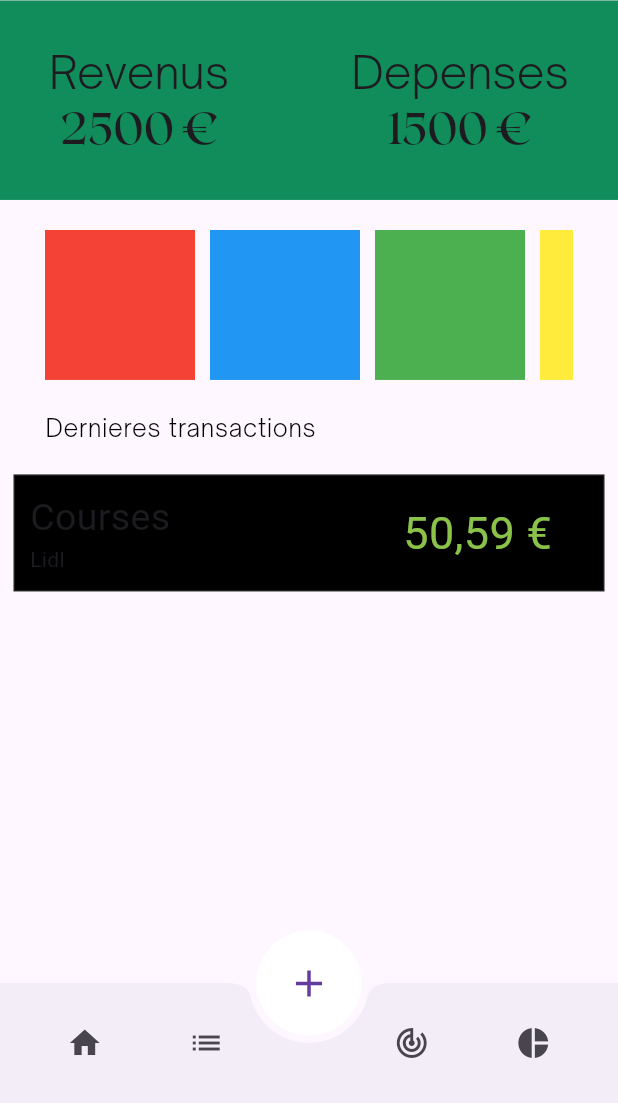
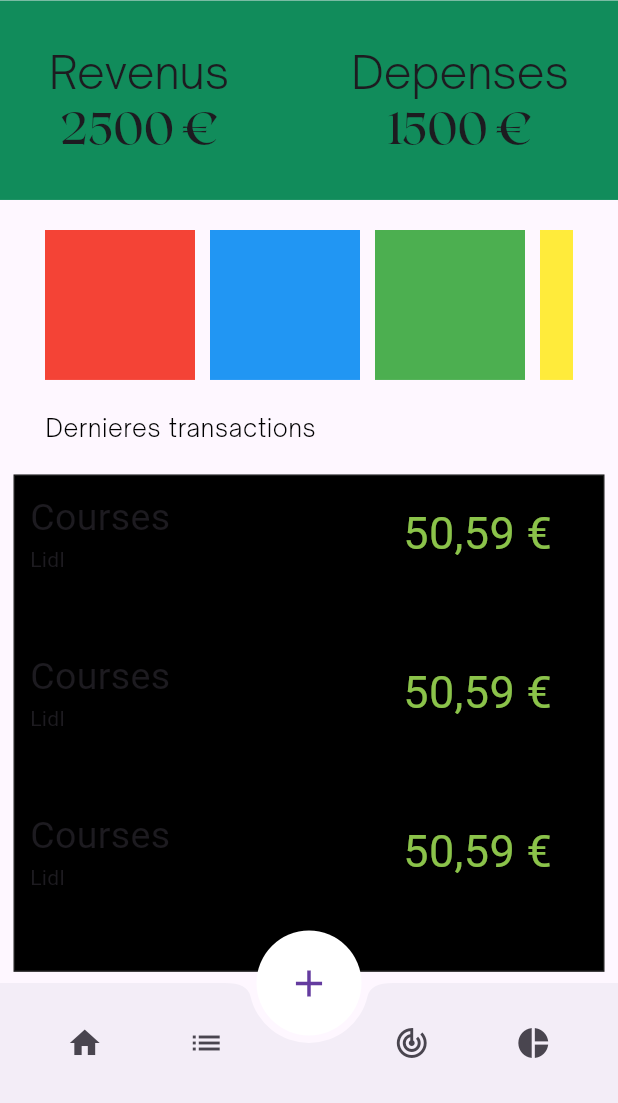
Before and after one commit to sikadali/stack_my_money_app, a Flutter app: the screen it shows after launch, on a phone screen of 412 x 824 dp, the part 133-1236 px from its top. Run offline on Flutter 3.47's test engine with Material 3 defaults, Android fonts, the phone set to English and light mode, and no system bars; our stand-ins replace liquid_swipe, smooth_page_indicator.

Commit message:
homePage - debut contenu

```diff
--- a/lib/src/features/home/home_screen.dart
+++ b/lib/src/features/home/home_screen.dart
@@ -16,7 +16,7 @@ class HomeScreen extends StatelessWidget {
     double screenHeight = mediaQuery.size.height;
     double screenWidth = mediaQuery.size.width;
 
-    List items = <Widget>[
+    List<Widget> items = <Widget>[
       Container(width: 100, color: Colors.red),
       Container(width: 100, color: Colors.blue),
       Container(width: 100, color: Colors.green),
@@ -27,6 +27,111 @@ class HomeScreen extends StatelessWidget {
       Container(width: 100, color: Colors.green),
       Container(width: 100, color: Colors.yellow),
       Container(width: 100, color: Colors.orange),
+    ];
+
+    List<Widget> transactions = <Widget>[
+      Row(
+        mainAxisAlignment: MainAxisAlignment.spaceBetween,
+        children: [
+          Column(
+              crossAxisAlignment: CrossAxisAlignment.start,
+              children: [Text("Courses", style: TextStyle(fontSize: 25)), Text("Lidl")]),
+          Row(
+            children: [
+              Text(
+                "50,59 €",
+                style: TextStyle(fontSize: 30, color: Colors.lightGreen),
+              ),
+              Icon(Icons.star_border),
+            ],
+          )
+        ],
+      ),
+      Row(
+        mainAxisAlignment: MainAxisAlignment.spaceBetween,
+        children: [
+          Column(
+              crossAxisAlignment: CrossAxisAlignment.start,
+              children: [Text("Courses", style: TextStyle(fontSize: 25)), Text("Lidl")]),
+          Row(
+            children: [
+              Text(
+                "50,59 €",
+                style: TextStyle(fontSize: 30, color: Colors.lightGreen),
+              ),
+              Icon(Icons.star_border),
+            ],
+          )
+        ],
+      ),
+      Row(
+        mainAxisAlignment: MainAxisAlignment.spaceBetween,
+        children: [
+          Column(
+              crossAxisAlignment: CrossAxisAlignment.start,
+              children: [Text("Courses", style: TextStyle(fontSize: 25)), Text("Lidl")]),
+          Row(
+            children: [
+              Text(
+                "50,59 €",
+                style: TextStyle(fontSize: 30, color: Colors.lightGreen),
+              ),
+              Icon(Icons.star_border),
+            ],
+          )
+        ],
+      ),
+      Row(
+        mainAxisAlignment: MainAxisAlignment.spaceBetween,
+        children: [
+          Column(
+              crossAxisAlignment: CrossAxisAlignment.start,
+              children: [Text("Courses", style: TextStyle(fontSize: 25)), Text("Lidl")]),
+          Row(
+            children: [
+              Text(
+                "50,59 €",
+                style: TextStyle(fontSize: 30, color: Colors.lightGreen),
+              ),
+              Icon(Icons.star_border),
+            ],
+          )
+        ],
+      ),
+      Row(
+        mainAxisAlignment: MainAxisAlignment.spaceBetween,
+        children: [
+          Column(
+              crossAxisAlignment: CrossAxisAlignment.start,
+              children: [Text("Courses", style: TextStyle(fontSize: 25)), Text("Lidl")]),
+          Row(
+            children: [
+              Text(
+                "50,59 €",
+                style: TextStyle(fontSize: 30, color: Colors.lightGreen),
+              ),
+              Icon(Icons.star_border),
+            ],
+          )
+        ],
+      ),
+      Row(
+        mainAxisAlignment: MainAxisAlignment.spaceBetween,
+        children: [
+          Column(
+              crossAxisAlignment: CrossAxisAlignment.start,
+              children: [Text("Courses", style: TextStyle(fontSize: 25)), Text("Auchan")]),
+          Row(
+            children: [
+              Text(
+                "50 €",
+                style: TextStyle(fontSize: 30, color: Colors.lightGreen),
+              ),
+              Icon(Icons.star_border),
+            ],
+          )
+        ],
+      )
     ];
 
     return Scaffold(
@@ -89,6 +194,7 @@ class HomeScreen extends StatelessWidget {
               Container(
                 padding: const EdgeInsets.all(10),
                 margin: const EdgeInsets.symmetric(horizontal: 10),
+                height: screenHeight * 0.4,
                 decoration: BoxDecoration(
                   color: Colors.black,
                   boxShadow: [
@@ -98,27 +204,19 @@ class HomeScreen extends StatelessWidget {
                     ),
                   ],
                 ),
-                child: Column(
-                  children: [
-                    Row(
-                      mainAxisAlignment: MainAxisAlignment.spaceBetween,
-                      children: [
-                        Column(crossAxisAlignment: CrossAxisAlignment.start, children: [
-                          Text("Courses", style: TextStyle(fontSize: 25)),
-                          Text("Lidl")
-                        ]),
-                        Row(
-                          children: [
-                            Text(
-                              "50,59 €",
-                              style: TextStyle(fontSize: 30, color: Colors.lightGreen),
-                            ),
-                            Icon(Icons.star_border),
-                          ],
-                        )
-                      ],
-                    )
-                  ],
+                // child: Column(
+                //   children: transactions,
+                // ),
+                child: ListView.separated(
+                  // This next line does the trick.
+                  scrollDirection: Axis.vertical,
+                  itemCount: transactions.length,
+                  separatorBuilder: (context, index) {
+                    return SizedBox(height: 50.0); // Add spacing of 10.0 between each item
+                  },
+                  itemBuilder: (context, index2) {
+                    return transactions[index2];
+                  },
                 ),
               )
             ],
```
